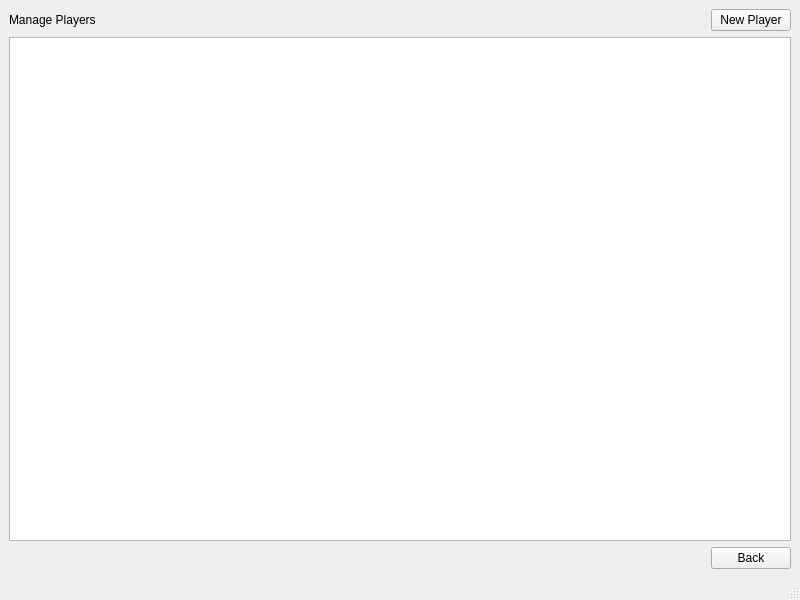
Qt form dartboard/views/ManagePlayers.ui (Jedimaster4559/CS499-DartBoard) before a commit.
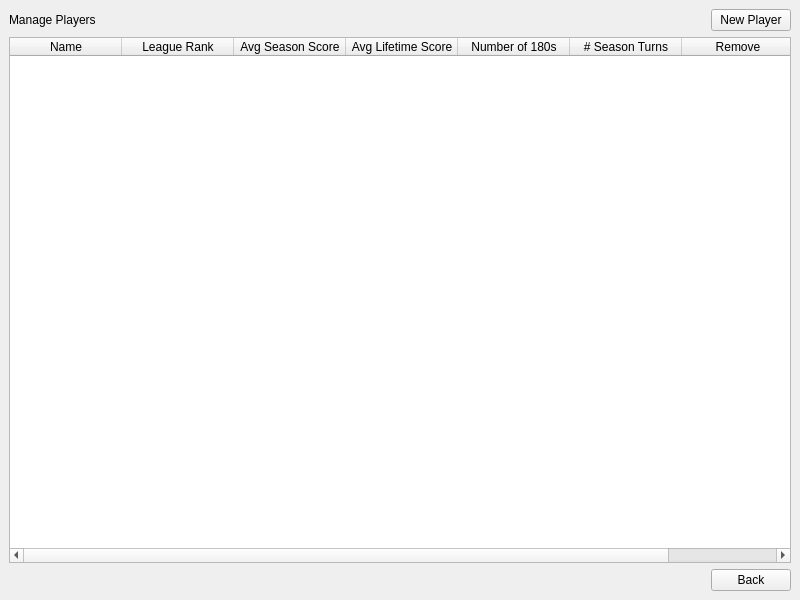
The same form after that commit.

Commit message: Added table to Manage Players UI

Patch:
```diff
--- a/dartboard/views/ManagePlayers.ui
+++ b/dartboard/views/ManagePlayers.ui
@@ -28,10 +28,10 @@
       </property>
      </spacer>
     </item>
-    <item row="0" column="0">
-     <widget class="QLabel" name="label">
+    <item row="2" column="2">
+     <widget class="QPushButton" name="return_button">
       <property name="text">
-       <string>Manage Players</string>
+       <string>Back</string>
       </property>
      </widget>
     </item>
@@ -42,29 +42,63 @@
       </property>
      </widget>
     </item>
+    <item row="0" column="0">
+     <widget class="QLabel" name="label">
+      <property name="text">
+       <string>Manage Players</string>
+      </property>
+     </widget>
+    </item>
     <item row="1" column="0" colspan="3">
-     <widget class="QListWidget" name="players_listwidget"/>
-    </item>
-    <item row="2" column="2">
-     <widget class="QPushButton" name="return_button">
-      <property name="text">
-       <string>Back</string>
+     <widget class="QTableWidget" name="players_table_widget">
+      <property name="selectionBehavior">
+       <enum>QAbstractItemView::SelectRows</enum>
       </property>
+      <property name="columnCount">
+       <number>7</number>
+      </property>
+      <attribute name="horizontalHeaderDefaultSectionSize">
+       <number>112</number>
+      </attribute>
+      <column>
+       <property name="text">
+        <string>Name</string>
+       </property>
+      </column>
+      <column>
+       <property name="text">
+        <string>League Rank</string>
+       </property>
+      </column>
+      <column>
+       <property name="text">
+        <string>Avg Season Score</string>
+       </property>
+      </column>
+      <column>
+       <property name="text">
+        <string>Avg Lifetime Score</string>
+       </property>
+      </column>
+      <column>
+       <property name="text">
+        <string>Number of 180s</string>
+       </property>
+      </column>
+      <column>
+       <property name="text">
+        <string># Season Turns</string>
+       </property>
+      </column>
+      <column>
+       <property name="text">
+        <string>Remove</string>
+       </property>
+      </column>
      </widget>
     </item>
    </layout>
   </widget>
-  <widget class="QMenuBar" name="menubar">
-   <property name="geometry">
-    <rect>
-     <x>0</x>
-     <y>0</y>
-     <width>800</width>
-     <height>21</height>
-    </rect>
-   </property>
-  </widget>
-  <widget class="QStatusBar" name="statusbar"/>
  </widget>
  <resources/>
  <connections/>
```
The commit also changes 3 other files.
